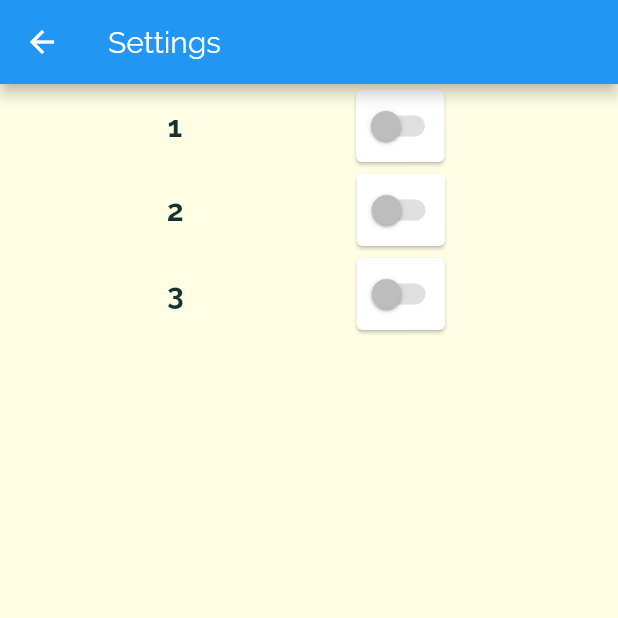
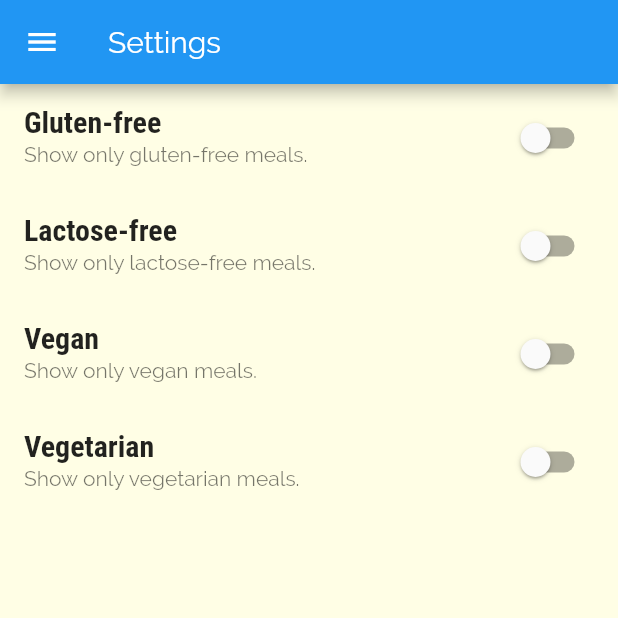
Before and after one commit to leticek/meals_app, a Flutter app: the SettingsScreen screen opened by its route, on a phone screen of 412 x 824 dp, the top half of it. Run offline on Flutter 3.47's test engine with Material 2 defaults, Android fonts, the phone set to English and light mode, and no system bars.

Commit message:
Added filters with no logic yet

```diff
--- a/lib/screens/main_drawer.dart
+++ b/lib/screens/main_drawer.dart
@@ -48,13 +48,14 @@ class MainDrawer extends StatelessWidget {
               icon: Icons.restaurant,
               title: 'Meals',
               onTapHandler: () {
-                Navigator.of(context).pushNamed('/');
+                Navigator.of(context).pushReplacementNamed('/');
               }),
           _menuItemBuilder(
               icon: Icons.settings,
               title: 'Settings',
               onTapHandler: () {
-                Navigator.of(context).pushNamed(SettingsScreen.routeName);
+                Navigator.of(context)
+                    .pushReplacementNamed(SettingsScreen.routeName);
               }),
         ],
       ),
--- a/lib/screens/settings_screen.dart
+++ b/lib/screens/settings_screen.dart
@@ -1,4 +1,5 @@
 import 'package:flutter/material.dart';
+import 'package:meals_app/screens/main_drawer.dart';
 
 class SettingsScreen extends StatefulWidget {
   static const routeName = '/settings-screen';
@@ -8,21 +9,21 @@ class SettingsScreen extends StatefulWidget {
 }
 
 class _SettingsScreenState extends State<SettingsScreen> {
-  Widget _buildFilter(String text) {
-    return Row(
-      mainAxisAlignment: MainAxisAlignment.spaceEvenly,
-      children: [
-        Text(
-          text,
-          style: TextStyle(fontSize: 20, fontWeight: FontWeight.bold),
-        ),
-        Card(
-          child: Switch(
-            value: false,
-            onChanged: null,
-          ),
-        ),
-      ],
+  bool _isVegan = false;
+  bool _isVegetarian = false;
+  bool _isGlutenFree = false;
+  bool _isLactoseFree = false;
+
+  Widget _buildFilter(
+      String title, String subtitle, bool val, Function updateValue) {
+    return SwitchListTile(
+      title: Text(
+        title,
+        style: Theme.of(context).textTheme.headline6,
+      ),
+      subtitle: Text(subtitle),
+      value: val,
+      onChanged: updateValue,
     );
   }
 
@@ -34,11 +35,40 @@ class _SettingsScreenState extends State<SettingsScreen> {
           'Settings',
         ),
       ),
+      drawer: MainDrawer(),
       body: Column(
         children: [
-          _buildFilter('1'),
-          _buildFilter('2'),
-          _buildFilter('3'),
+          Expanded(
+            child: ListView(
+              children: [
+                _buildFilter('Gluten-free', 'Show only gluten-free meals.',
+                    _isGlutenFree, (newValue) {
+                  setState(() {
+                    _isGlutenFree = newValue;
+                  });
+                }),
+                _buildFilter('Lactose-free', 'Show only lactose-free meals.',
+                    _isLactoseFree, (newValue) {
+                  setState(() {
+                    _isLactoseFree = newValue;
+                  });
+                }),
+                _buildFilter('Vegan', 'Show only vegan meals.', _isVegan,
+                    (newValue) {
+                  setState(() {
+                    _isVegan = newValue;
+                  });
+                }),
+                _buildFilter(
+                    'Vegetarian', 'Show only vegetarian meals.', _isVegetarian,
+                    (newValue) {
+                  setState(() {
+                    _isVegetarian = newValue;
+                  });
+                }),
+              ],
+            ),
+          )
         ],
       ),
     );
```
